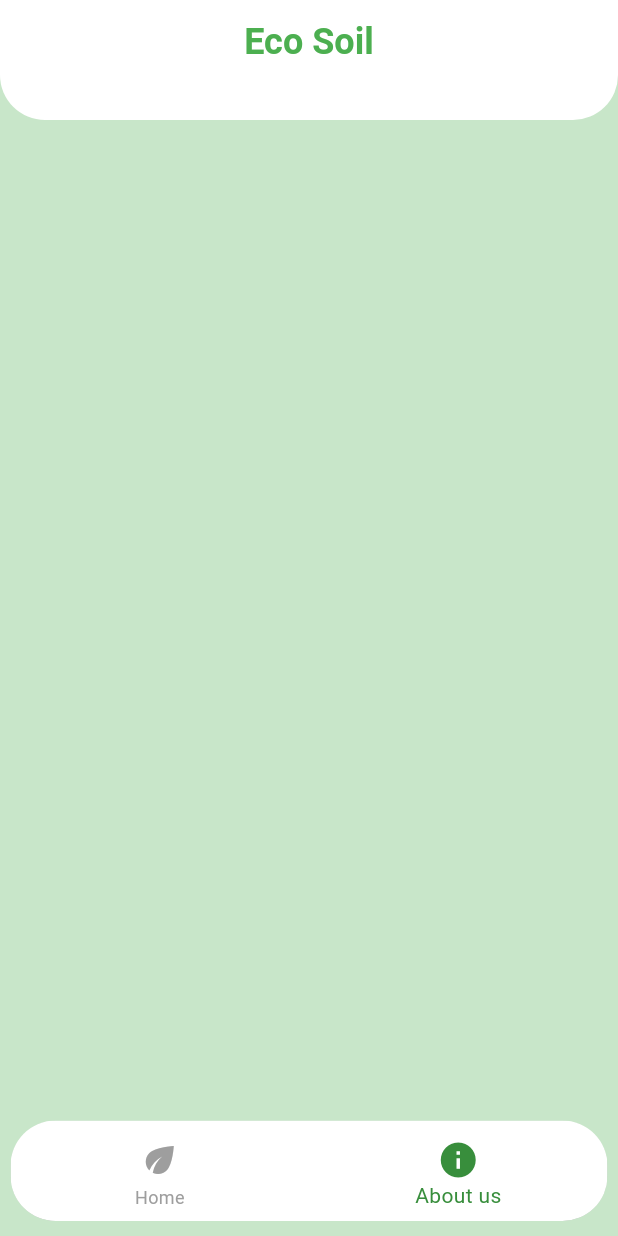
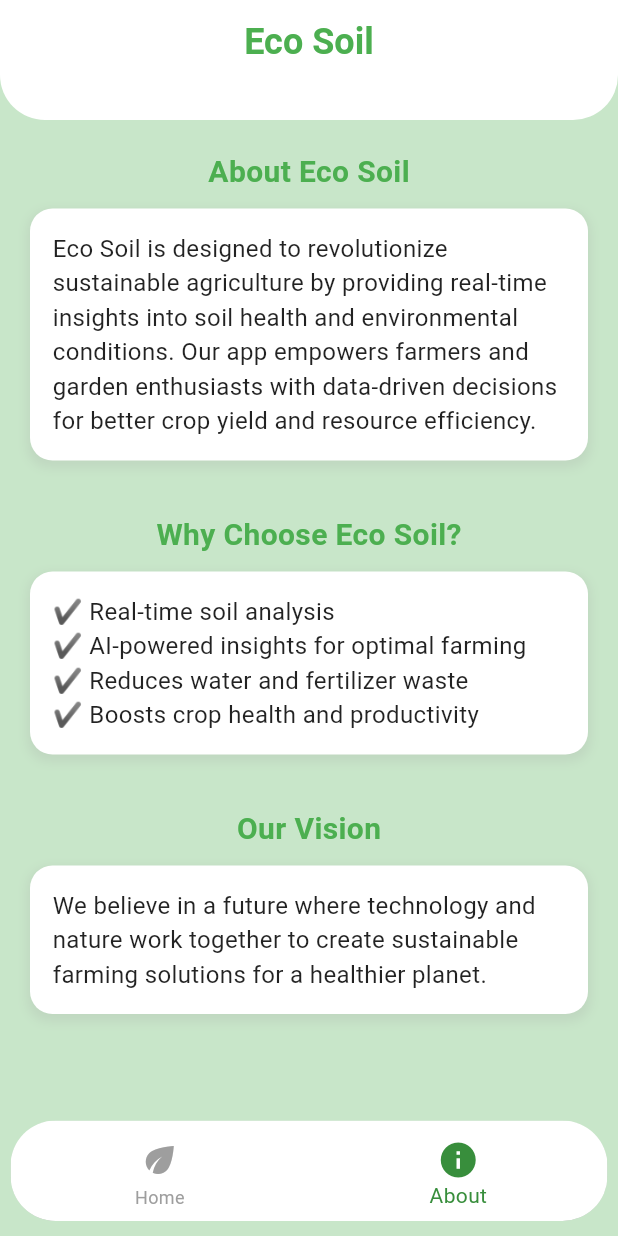
Before and after one commit to KonstantinZlatew/HackTues11, a Flutter app: the screen it shows after launch, item 2 of the bottom bar chosen, on a phone screen of 412 x 824 dp. Run offline on Flutter 3.47's test engine with Material 3 defaults, Android fonts, the phone set to English and light mode, and no system bars.

Commit message:
made the UI for the about page

```diff
--- a/flutter/hackware/lib/pages/about_us_page.dart
+++ b/flutter/hackware/lib/pages/about_us_page.dart
@@ -8,11 +8,100 @@ class AboutUs extends StatefulWidget {
   }
 }
 
-class _AboutUsState extends State<AboutUs> {
+class _AboutUsState extends State<AboutUs> with SingleTickerProviderStateMixin {
+  late AnimationController _controller;
+  late Animation<double> _fadeAnimation;
+  late Animation<Offset> _slideAnimation;
+
+  @override
+  void initState() {
+    super.initState();
+
+    _controller = AnimationController(
+      vsync: this,
+      duration: Duration(milliseconds: 700),
+    );
+
+    _fadeAnimation = Tween<double>(begin: 0.0, end: 1.0).animate(
+      CurvedAnimation(parent: _controller, curve: Curves.easeIn),
+    );
+
+    _slideAnimation =
+        Tween<Offset>(begin: Offset(0, 0.2), end: Offset.zero).animate(
+      CurvedAnimation(parent: _controller, curve: Curves.easeOut),
+    );
+
+    _controller.forward();
+  }
+
+  @override
+  void dispose() {
+    _controller.dispose();
+    super.dispose();
+  }
+
   @override
   Widget build(BuildContext context) {
-    return Container(
-      color: Colors.transparent,
+    return FadeTransition(
+      opacity: _fadeAnimation,
+      child: SingleChildScrollView(
+        padding: EdgeInsets.all(20),
+        child: Column(
+          crossAxisAlignment: CrossAxisAlignment.start,
+          children: [
+            _animatedSection("About Eco Soil",
+                "Eco Soil is designed to revolutionize sustainable agriculture by providing real-time insights into soil health and environmental conditions. Our app empowers farmers and garden enthusiasts with data-driven decisions for better crop yield and resource efficiency."),
+            SizedBox(height: 15),
+            _animatedSection("Why Choose Eco Soil?",
+                "✔️ Real-time soil analysis\n✔️ AI-powered insights for optimal farming\n✔️ Reduces water and fertilizer waste\n✔️ Boosts crop health and productivity"),
+            SizedBox(height: 15),
+            _animatedSection("Our Vision",
+                "We believe in a future where technology and nature work together to create sustainable farming solutions for a healthier planet."),
+          ],
+        ),
+      ),
+    );
+  }
+
+  Widget _animatedSection(String title, String text) {
+    return SlideTransition(
+      position: _slideAnimation,
+      child: Column(
+        crossAxisAlignment: CrossAxisAlignment.start,
+        children: [
+          Center(
+            child: Text(
+              title,
+              style: TextStyle(
+                  fontSize: 20,
+                  fontWeight: FontWeight.bold,
+                  color: Colors.green),
+            ),
+          ),
+          SizedBox(height: 10),
+          Container(
+            width: double.infinity,
+            padding: EdgeInsets.all(15),
+            decoration: BoxDecoration(
+              color: Colors.white,
+              borderRadius: BorderRadius.circular(15),
+              boxShadow: [
+                BoxShadow(
+                  color: Colors.grey.withOpacity(0.2),
+                  spreadRadius: 2,
+                  blurRadius: 5,
+                  offset: Offset(0, 3),
+                ),
+              ],
+            ),
+            child: Text(
+              text,
+              style: TextStyle(fontSize: 16, color: Colors.black87),
+            ),
+          ),
+          SizedBox(height: 20),
+        ],
+      ),
     );
   }
 }
--- a/flutter/hackware/lib/pages/home_page.dart
+++ b/flutter/hackware/lib/pages/home_page.dart
@@ -81,7 +81,7 @@ class _HomePageState extends State<HomePage> {
                     child: Icon(Icons.eco),
                   )),
               BottomNavigationBarItem(
-                label: 'About us',
+                label: 'About',
                 icon: Padding(
                   padding: EdgeInsets.only(top: 5.0),
                   child: Icon(
```
